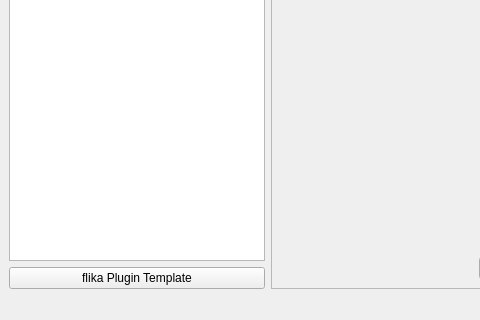
Old version of the form flika/app/plugin_manager.ui in the repository flika-org/flika; both pictures show x 0 to 480 and y 197 to 517 of the 759 by 517 pixel window.
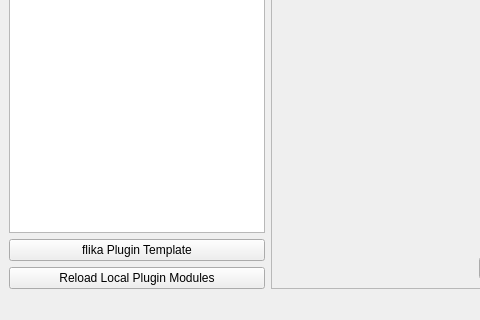
New version of the form. Icons and pictures are not drawn.

Commit message: reload plugins button

```diff
--- a/flika/app/plugin_manager.ui
+++ b/flika/app/plugin_manager.ui
@@ -80,6 +80,13 @@
         </property>
        </widget>
       </item>
+      <item>
+       <widget class="QPushButton" name="reloadButton">
+        <property name="text">
+         <string>Reload Local Plugin Modules</string>
+        </property>
+       </widget>
+      </item>
      </layout>
     </item>
     <item>
```
The commit also changes 3 other files.
